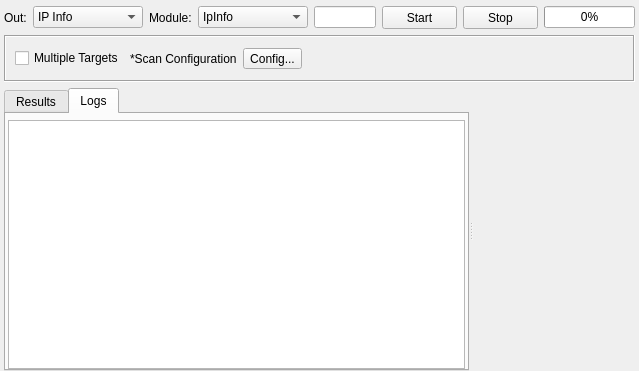
The window that sub3suite/src/enums/ip/IpEnum.ui (3nock/OTE) describes before a commit, drawn with Qt 5.
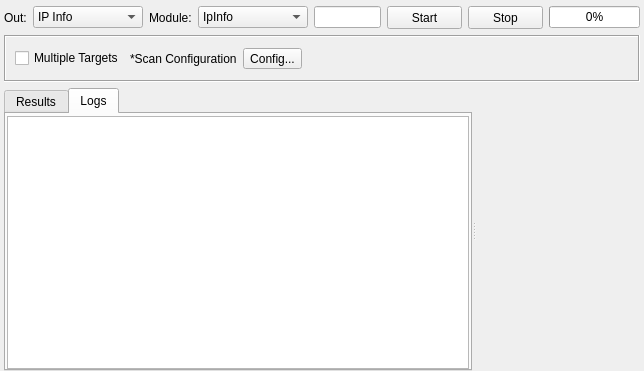
The same window after the commit. The open tabs and pages were chosen to show the change. Custom widgets are drawn as their Qt base class.

Commit message: refactored ASN Enum

Patch:
```diff
--- a/sub3suite/src/enums/ip/IpEnum.ui
+++ b/sub3suite/src/enums/ip/IpEnum.ui
@@ -6,7 +6,7 @@
    <rect>
     <x>0</x>
     <y>0</y>
-    <width>639</width>
+    <width>644</width>
     <height>371</height>
    </rect>
   </property>
@@ -329,13 +329,13 @@
        </attribute>
        <layout class="QVBoxLayout" name="verticalLayout_3">
         <property name="leftMargin">
-         <number>2</number>
+         <number>1</number>
         </property>
         <property name="topMargin">
-         <number>6</number>
+         <number>2</number>
         </property>
         <property name="rightMargin">
-         <number>2</number>
+         <number>1</number>
         </property>
         <property name="bottomMargin">
          <number>0</number>
```
The commit also changes 15 other files.
